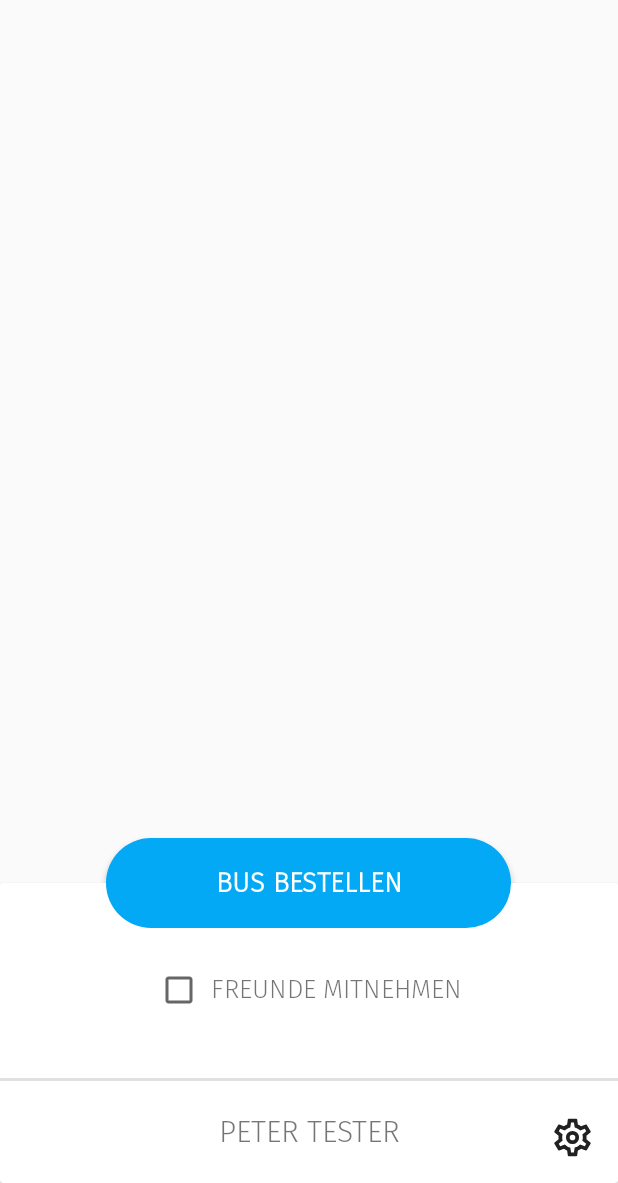
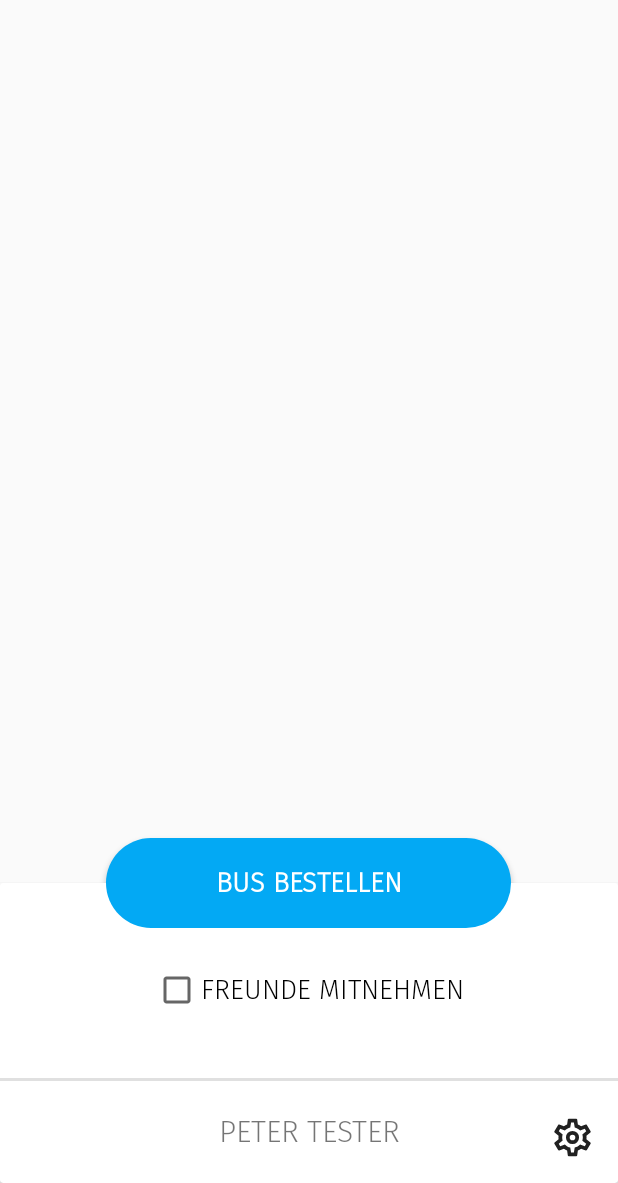
Before and after one commit to LCA311/digihub-hackathon, an Android app: the screen it shows after launch (MainActivity), on a phone screen of 412 x 824 dp, the part 53-1236 px from its top. Run offline under Robolectric (Android 15) with nearby library versions, the phone set to English and light mode, and no system bars.

```diff
--- a/app/build.gradle
+++ b/app/build.gradle
@@ -38,6 +38,8 @@ dependencies {
     androidTestImplementation 'com.android.support.test:runner:1.0.1'
     androidTestImplementation 'com.android.support.test.espresso:espresso-core:3.0.1'
     implementation 'com.google.android.gms:play-services-maps:12.0.1'
+    implementation 'com.google.android.gms:play-services-location:12.0.1'
+    implementation 'com.google.android.gms:play-services-places:12.0.1'
 }
 kotlin {
     experimental {
--- a/app/src/main/res/layout/activity_main.xml
+++ b/app/src/main/res/layout/activity_main.xml
@@ -30,18 +30,16 @@
                 android:layout_marginTop="55dp">
 
                 <CheckBox
+                    android:id="@+id/checkbox_friends"
                     android:layout_width="match_parent"
                     android:layout_height="wrap_content"
+                    android:text="FREUNDE MITNEHMEN"
+                    android:textSize="18sp"
+                    android:layout_weight="1"
+                    android:fontFamily="@font/fira_sans_light"
+                    />
 
-                    android:layout_weight="1" />
 
-                <TextView
-                    android:layout_width="wrap_content"
-                    android:layout_height="wrap_content"
-                    android:layout_marginLeft="5dp"
-                    android:fontFamily="@font/fira_sans_light"
-                    android:text="FREUNDE MITNEHMEN"
-                    android:textSize="17sp" />
             </LinearLayout>
 
             <RelativeLayout
```
Also changed, not shown: app/src/main/java/de/slg/egomover/MainActivity.kt (+3 -4 lines), app/src/main/java/de/slg/egomover/OrderActivity.kt (+30 -0 lines), app/src/main/res/layout/activity_order.xml (+32 -14 lines).
